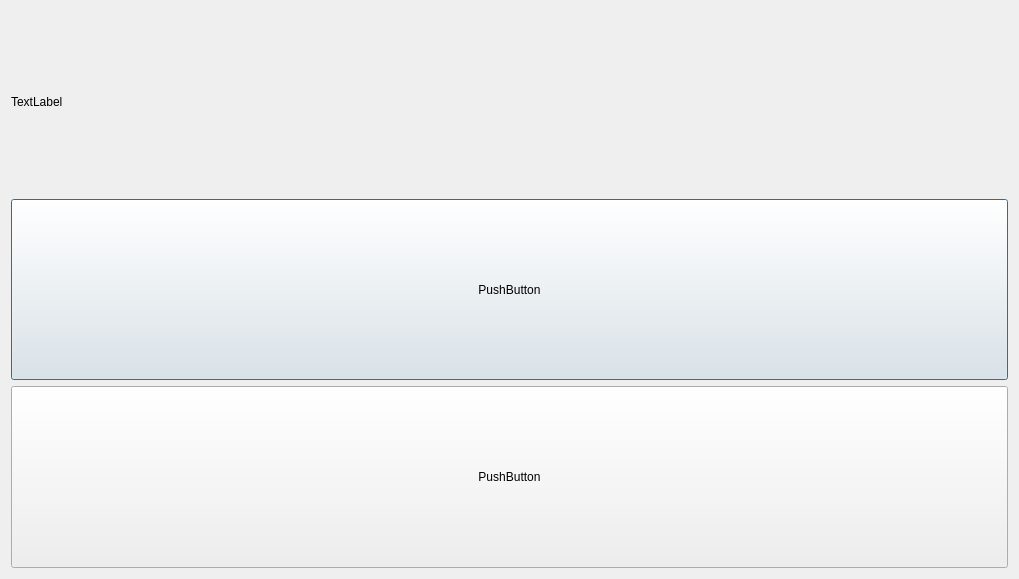
First picture: the form in GeneralAlgebraTeamLabProject/GUI/finitefieldwindow.ui, repository Oleksii-Adamov/GeneralAlgebraTeamLab, before the edit.
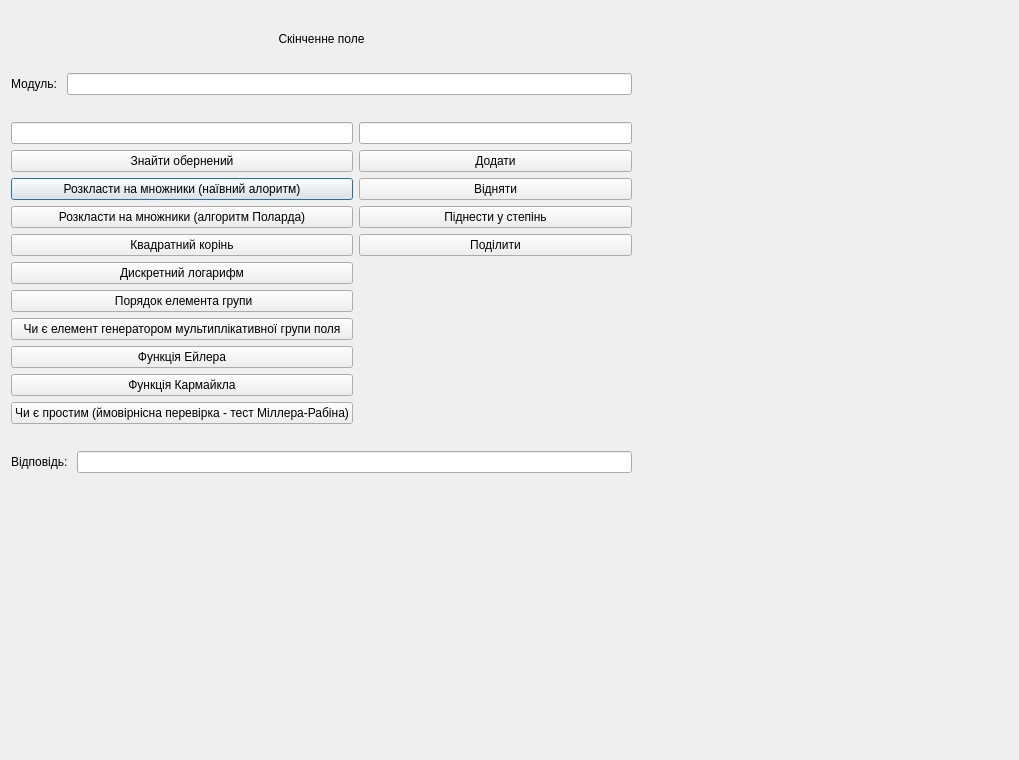
Second picture: the form after the edit.

Commit message: Done basic FiniteFieldWindow design

The edit to the form file:
```diff
--- a/GeneralAlgebraTeamLabProject/GUI/finitefieldwindow.ui
+++ b/GeneralAlgebraTeamLabProject/GUI/finitefieldwindow.ui
@@ -7,47 +7,185 @@
     <x>0</x>
     <y>0</y>
     <width>1019</width>
-    <height>579</height>
+    <height>760</height>
    </rect>
   </property>
   <property name="windowTitle">
    <string>Dialog</string>
   </property>
-  <layout class="QVBoxLayout" name="verticalLayout">
-   <item>
-    <widget class="QLabel" name="label">
-     <property name="text">
-      <string>TextLabel</string>
-     </property>
-    </widget>
-   </item>
-   <item>
-    <widget class="QPushButton" name="pushButton">
-     <property name="sizePolicy">
-      <sizepolicy hsizetype="Minimum" vsizetype="Preferred">
-       <horstretch>0</horstretch>
-       <verstretch>0</verstretch>
-      </sizepolicy>
-     </property>
-     <property name="text">
-      <string>PushButton</string>
-     </property>
-    </widget>
-   </item>
-   <item>
-    <widget class="QPushButton" name="pushButton_2">
-     <property name="sizePolicy">
-      <sizepolicy hsizetype="Minimum" vsizetype="Preferred">
-       <horstretch>0</horstretch>
-       <verstretch>0</verstretch>
-      </sizepolicy>
-     </property>
-     <property name="text">
-      <string>PushButton</string>
-     </property>
-    </widget>
-   </item>
-  </layout>
+  <widget class="QWidget" name="">
+   <property name="geometry">
+    <rect>
+     <x>11</x>
+     <y>11</y>
+     <width>621</width>
+     <height>487</height>
+    </rect>
+   </property>
+   <layout class="QVBoxLayout" name="verticalLayout">
+    <property name="sizeConstraint">
+     <enum>QLayout::SetNoConstraint</enum>
+    </property>
+    <item>
+     <widget class="QLabel" name="label">
+      <property name="sizePolicy">
+       <sizepolicy hsizetype="Preferred" vsizetype="Fixed">
+        <horstretch>0</horstretch>
+        <verstretch>0</verstretch>
+       </sizepolicy>
+      </property>
+      <property name="locale">
+       <locale language="Ukrainian" country="Ukraine"/>
+      </property>
+      <property name="text">
+       <string>Скінченне поле</string>
+      </property>
+      <property name="alignment">
+       <set>Qt::AlignCenter</set>
+      </property>
+     </widget>
+    </item>
+    <item>
+     <layout class="QHBoxLayout" name="horizontalLayout">
+      <item>
+       <widget class="QLabel" name="label_2">
+        <property name="text">
+         <string>Модуль: </string>
+        </property>
+       </widget>
+      </item>
+      <item>
+       <widget class="QLineEdit" name="lineEdit_3"/>
+      </item>
+     </layout>
+    </item>
+    <item>
+     <layout class="QGridLayout" name="gridLayout">
+      <property name="leftMargin">
+       <number>0</number>
+      </property>
+      <item row="3" column="0">
+       <widget class="QPushButton" name="pushButton_2">
+        <property name="text">
+         <string>Розкласти на множники (наївний алоритм)</string>
+        </property>
+       </widget>
+      </item>
+      <item row="5" column="0">
+       <widget class="QPushButton" name="pushButton_7">
+        <property name="text">
+         <string>Квадратний корінь</string>
+        </property>
+       </widget>
+      </item>
+      <item row="2" column="1">
+       <widget class="QPushButton" name="pushButton_3">
+        <property name="text">
+         <string>Додати</string>
+        </property>
+       </widget>
+      </item>
+      <item row="8" column="0">
+       <widget class="QPushButton" name="pushButton_10">
+        <property name="text">
+         <string>Чи є елемент генератором мультиплікативної групи поля</string>
+        </property>
+       </widget>
+      </item>
+      <item row="7" column="0">
+       <widget class="QPushButton" name="pushButton_9">
+        <property name="text">
+         <string> Порядок елемента групи</string>
+        </property>
+       </widget>
+      </item>
+      <item row="9" column="0">
+       <widget class="QPushButton" name="pushButton_11">
+        <property name="text">
+         <string>Функція Ейлера</string>
+        </property>
+       </widget>
+      </item>
+      <item row="1" column="0">
+       <widget class="QLineEdit" name="lineEdit"/>
+      </item>
+      <item row="4" column="0">
+       <widget class="QPushButton" name="pushButton_13">
+        <property name="text">
+         <string>Розкласти на множники (алгоритм Поларда)</string>
+        </property>
+       </widget>
+      </item>
+      <item row="1" column="1">
+       <widget class="QLineEdit" name="lineEdit_2"/>
+      </item>
+      <item row="6" column="0">
+       <widget class="QPushButton" name="pushButton_8">
+        <property name="text">
+         <string>Дискретний логарифм</string>
+        </property>
+       </widget>
+      </item>
+      <item row="2" column="0">
+       <widget class="QPushButton" name="pushButton">
+        <property name="text">
+         <string>Знайти обернений</string>
+        </property>
+       </widget>
+      </item>
+      <item row="10" column="0">
+       <widget class="QPushButton" name="pushButton_12">
+        <property name="text">
+         <string>Функція Кармайкла</string>
+        </property>
+       </widget>
+      </item>
+      <item row="3" column="1">
+       <widget class="QPushButton" name="pushButton_4">
+        <property name="text">
+         <string>Відняти</string>
+        </property>
+       </widget>
+      </item>
+      <item row="11" column="0">
+       <widget class="QPushButton" name="pushButton_14">
+        <property name="text">
+         <string>Чи є простим (ймовірнісна перевірка - тест Міллера-Рабіна)</string>
+        </property>
+       </widget>
+      </item>
+      <item row="4" column="1">
+       <widget class="QPushButton" name="pushButton_5">
+        <property name="text">
+         <string>Піднести у степінь</string>
+        </property>
+       </widget>
+      </item>
+      <item row="5" column="1">
+       <widget class="QPushButton" name="pushButton_6">
+        <property name="text">
+         <string>Поділити</string>
+        </property>
+       </widget>
+      </item>
+     </layout>
+    </item>
+    <item>
+     <layout class="QHBoxLayout" name="horizontalLayout_2">
+      <item>
+       <widget class="QLabel" name="label_3">
+        <property name="text">
+         <string>Відповідь: </string>
+        </property>
+       </widget>
+      </item>
+      <item>
+       <widget class="QLineEdit" name="lineEdit_4"/>
+      </item>
+     </layout>
+    </item>
+   </layout>
+  </widget>
  </widget>
  <resources/>
  <connections/>
```
